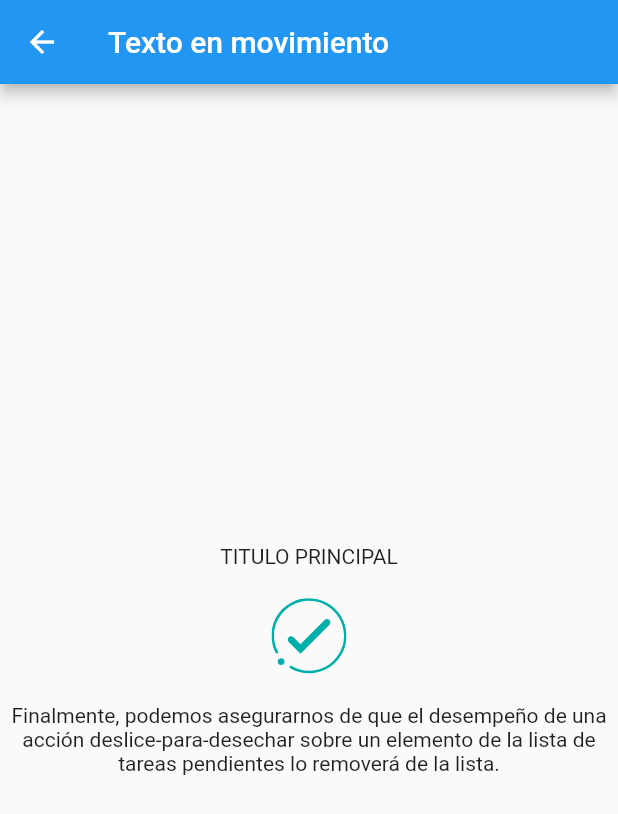
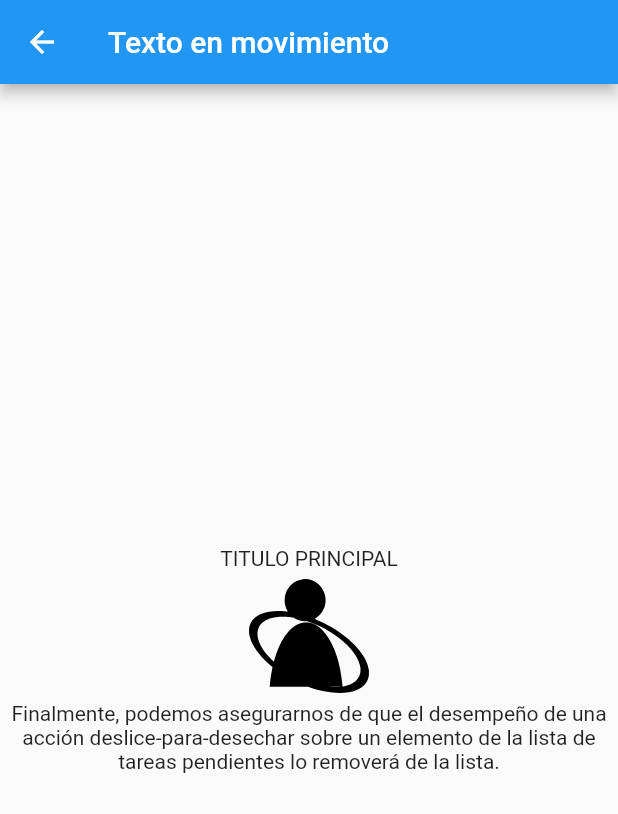
Before and after one commit to DavidEMV1622/Animations_flutter, a Flutter app: the screen it shows after launch, after a tap on "Animacion de movimiento", on a phone screen of 412 x 824 dp. Shown: the top 814 px of the screen. Run offline on Flutter 3.47's test engine with Material 2 defaults, Android fonts, the light colour scheme and no system bars; our stand-ins replace flutter_svg.

Commit message:
agregado el transform para el pageView

```diff
--- a/lib/src/animacion/texto_movimiento.dart
+++ b/lib/src/animacion/texto_movimiento.dart
@@ -1,3 +1,5 @@
+import 'dart:math';
+
 import 'package:flutter/material.dart';
 import 'package:flutter_svg/svg.dart';
 
@@ -40,20 +42,57 @@
             ),
 
             // Widget de animacion sencilla y personalizada que va a manejar un double
+            // TweenAnimationBuilder<double>(
+            //   tween: Tween(begin: 1.0, end: 0.0,), // Interpolacion del inicio y final de la animación (value)
+            //   duration: const Duration(seconds: 1), // Duración de animación
+            //   builder: (context, value, child) {
+            //     // Manejo del Transfform.translate
+            //     return Transform.translate(
+            //       offset: Offset(-MediaQuery.of(context).size.width * value, 0.0), /* Maneja como aparecera la animación
+            //                                         entre el eje X y Y*/
+            //       child: child, // Lo que se va animar
+            //     );
+            //   },
+            //   child: SvgPicture.asset(
+            //     'assets/usuario.svg',
+            //     width: 50,
+            //   ), // widget animar (child)
+            // ),
+
             TweenAnimationBuilder<double>(
-              tween: Tween(begin: 1.0, end: 0.0,), // Interpolacion del inicio y final de la animación (value)
+              tween: Tween(begin: 0.0, end: 1.0,), // Interpolacion del inicio y final de la animación (value)
               duration: const Duration(seconds: 1), // Duración de animación
               builder: (context, value, child) {
                 // Manejo del Transfform.translate
-                return Transform.translate(
-                  offset: Offset(-MediaQuery.of(context).size.width * value, 0.0), /* Maneja como aparecera la animación
-                                                    entre el eje X y Y*/
-                  child: child, // Lo que se va animar
+                return Transform(
+                  alignment: Alignment.center,
+                  transform: Matrix4.identity()
+                    ..scale(value * 4.0), // animacion para agrandar la imagen
+                    //..rotateZ(pi * (_value * 2)), // Rotaion en Z
+                  child: TweenAnimationBuilder<double>(
+                    curve: Curves.bounceInOut,
+              tween: Tween(begin: 1.0, end: 0.1,), // Interpolacion del inicio y final de la animación (value)
+              duration: const Duration(seconds: 1), // Duración de animación
+              builder: (context, value, child) {
+                // Manejo del Transfform.translate
+                return Transform(
+                  alignment: Alignment.center,
+                  transform: Matrix4.identity()
+                    ..scale(value * 4.0), // animacion para agrandar la imagen
+                    //..rotateZ(pi * (_value * 2)), // Rotaion en Z
+                  child: child,
                 );
               },
               child: SvgPicture.asset(
-                'assets/usuario.svg',
-                width: 50,
+                    'assets/usuario.svg',
+                    width: 50,
+              ), // widget animar (child)
+            ),
+                );
+              },
+              child: SvgPicture.asset(
+                    'assets/usuario.svg',
+                    width: 50,
               ), // widget animar (child)
             ),
 
--- a/lib/src/principal.dart
+++ b/lib/src/principal.dart
@@ -1,5 +1,7 @@
 import 'package:flutter/material.dart';
 import 'package:practicar_animacion/src/animacion/texto_movimiento.dart';
+import 'package:practicar_animacion/src/transform_animation/PageViewImagesAnimations.dart';
+import 'package:practicar_animacion/src/transform_animation/transform.dart';
 
 
 import 'animacion/contador.dart';
@@ -27,13 +29,41 @@
             Navigator.push(context, MaterialPageRoute(builder: (context) => const  AnimacionColor())),
             child: const Text("Pasar color a otro")),
 
+            const SizedBox(
+              height: 10,
+            ),
+
             ElevatedButton(onPressed: () =>
             Navigator.push(context, MaterialPageRoute(builder: (context) => const TextoMovimiento())),
             child: const Text("Animacion de movimiento")),
 
+            const SizedBox(
+              height: 10,
+            ),
+
             ElevatedButton(onPressed: () =>
             Navigator.push(context, MaterialPageRoute(builder: (context) => const ContadorIncrementar())),
-            child: const Text("Animacion de contador"))
+            child: const Text("Animacion de contador")),
+
+            const SizedBox(
+              height: 10,
+            ),
+
+            ElevatedButton(onPressed: () =>
+            Navigator.push(context, MaterialPageRoute(builder: (context) => const TransformAnimations())),
+            child: const Text("Uso del transform")),
+
+            const SizedBox(
+              height: 10,
+            ),
+
+            ElevatedButton(onPressed: () =>
+            Navigator.push(context, MaterialPageRoute(builder: (context) => const PageViewImagesAnimations())),
+            child: const Text("transform en PageView")),
+
+            const SizedBox(
+              height: 10,
+            ),
 
           ]
         ),
--- a/pubspec.yaml
+++ b/pubspec.yaml
@@ -62,6 +62,7 @@
   # To add assets to your application, add an assets section, like this:
   assets:
     - assets/
+    - assets/ImagenesPaisajes/
   #   - images/a_dot_ham.jpeg
 
   # An image asset can refer to one or more resolution-specific "variants", see
```
Also changed, not shown: lib/src/transform_animation/PageViewImagesAnimations.dart (added, +107 -0 lines), lib/src/transform_animation/transform.dart (added, +83 -0 lines), assets/ImagenesPaisajes/paisajeOne.svg (added), assets/ImagenesPaisajes/paisajeThree.svg (added), assets/ImagenesPaisajes/paisajeTwo.svg (added), assets/usuario.svg, 9 other files.
